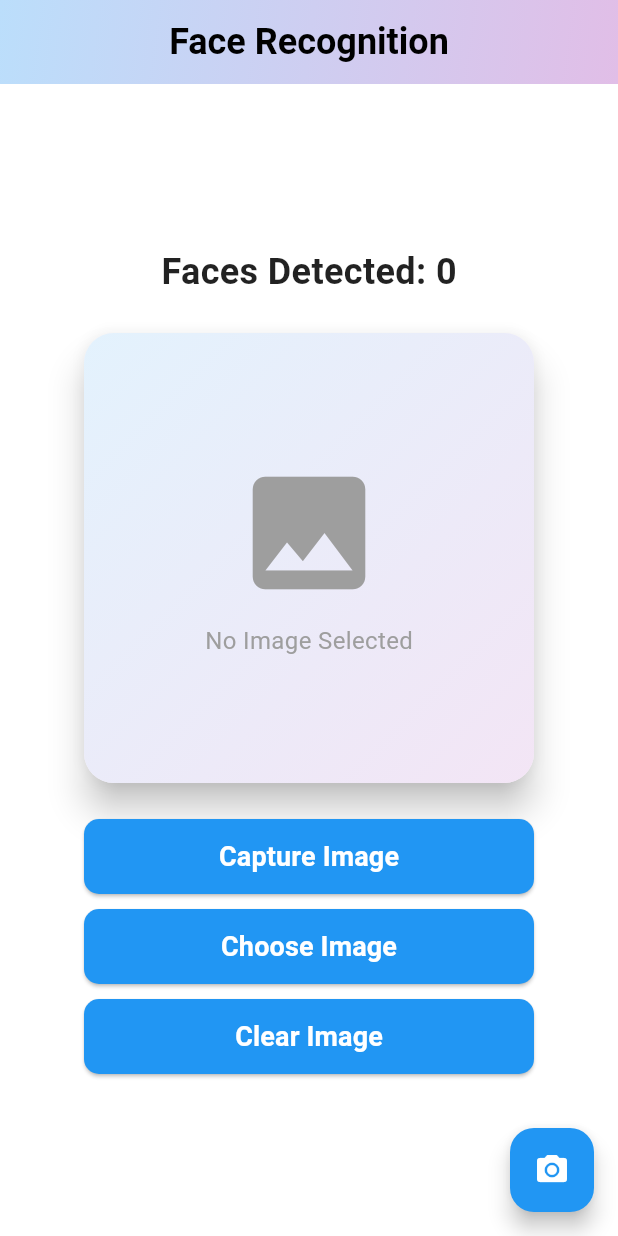
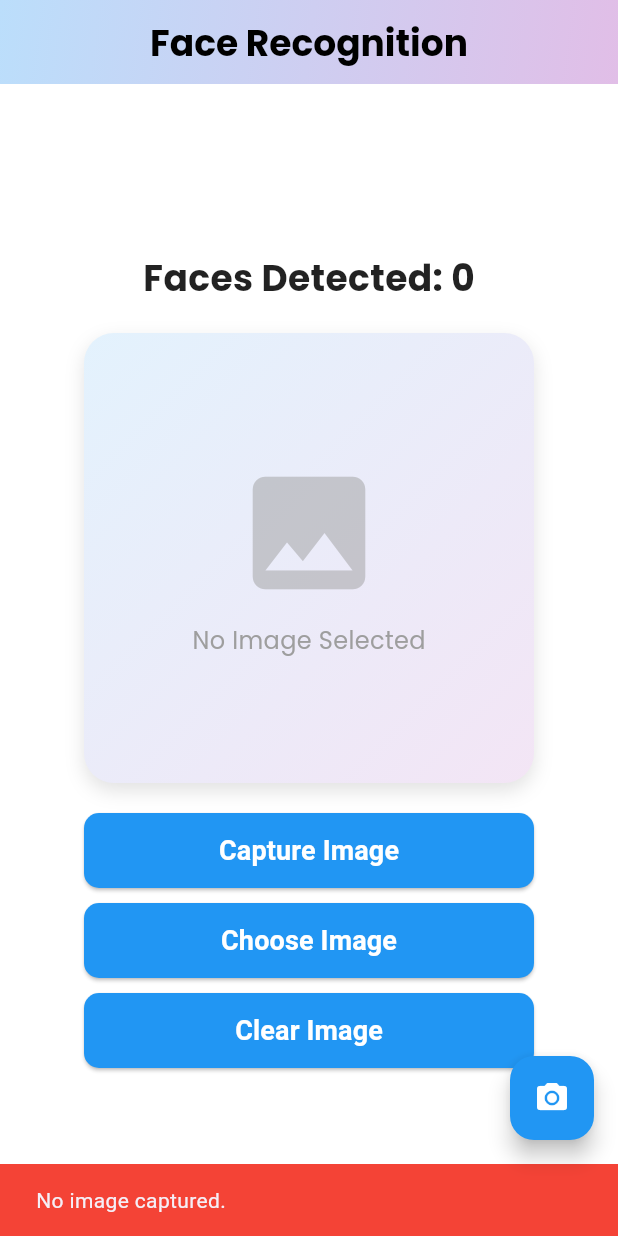
Before and after one commit to RensithUdara/face-detection-app, a Flutter app: the screen it shows after launch, after a tap on "Capture Image", on a phone screen of 412 x 824 dp. Run offline on Flutter 3.47's test engine with Material 3 defaults, Android fonts, the phone set to English and light mode, and no system bars; our stand-ins replace flutter_spinkit, google_fonts, image_picker; missing offline and left inert: google_mlkit_face_detection.

Commit message:
Add error handling and user feedback for image selection; enhance UI with Google Fonts and loading animations

```diff
--- a/lib/choose_or_capture.dart
+++ b/lib/choose_or_capture.dart
@@ -7,6 +7,8 @@ import 'package:flutter/material.dart';
 import 'package:google_mlkit_face_detection/google_mlkit_face_detection.dart';
 import 'package:image_picker/image_picker.dart';
 import 'dart:ui' as ui;
+import 'package:google_fonts/google_fonts.dart';
+import 'package:flutter_spinkit/flutter_spinkit.dart';
 
 class ChooseOrCapture extends StatefulWidget {
   const ChooseOrCapture({super.key});
@@ -30,6 +32,13 @@ class _ChooseOrCaptureState extends State<ChooseOrCapture> {
     if (image != null) {
       final File imageFile = File(image.path);
       await detectFaces(imageFile);
+    } else {
+      ScaffoldMessenger.of(context).showSnackBar(
+        const SnackBar(
+          content: Text('No image selected.'),
+          backgroundColor: Colors.red,
+        ),
+      );
     }
     setState(() {
       _isLoading = false;
@@ -37,6 +46,7 @@ class _ChooseOrCaptureState extends State<ChooseOrCapture> {
   }
 
   Future<void> detectFaces(File imageFile) async {
+    try {
       final faceDetectorModel = FaceDetectorModel();
       List<Face> faces = await faceDetectorModel.detectFaces(imageFile);
       setState(() {
@@ -44,6 +54,14 @@ class _ChooseOrCaptureState extends State<ChooseOrCapture> {
         _faces = faces;
       });
       await loadImage(imageFile);
+    } catch (e) {
+      ScaffoldMessenger.of(context).showSnackBar(
+        SnackBar(
+          content: Text('Error detecting faces: $e'),
+          backgroundColor: Colors.red,
+        ),
+      );
+    }
   }
 
   Future<void> loadImage(File file) async {
@@ -63,6 +81,13 @@ class _ChooseOrCaptureState extends State<ChooseOrCapture> {
     if (photo != null) {
       final File imageFile = File(photo.path);
       await detectFaces(imageFile);
+    } else {
+      ScaffoldMessenger.of(context).showSnackBar(
+        const SnackBar(
+          content: Text('No image captured.'),
+          backgroundColor: Colors.red,
+        ),
+      );
     }
     setState(() {
       _isLoading = false;
@@ -82,16 +107,16 @@ class _ChooseOrCaptureState extends State<ChooseOrCapture> {
     return Scaffold(
       backgroundColor: Colors.white,
       appBar: AppBar(
-        title: const Text(
+        title: Text(
           'Face Recognition',
-          style: TextStyle(
+          style: GoogleFonts.poppins(
             color: Colors.black,
             fontWeight: FontWeight.bold,
             fontSize: 24,
           ),
         ),
         backgroundColor: Colors.white,
-        elevation: 10,
+        elevation: 0,
         centerTitle: true,
         flexibleSpace: Container(
           decoration: BoxDecoration(
@@ -111,19 +136,15 @@ class _ChooseOrCaptureState extends State<ChooseOrCapture> {
             children: [
               Text(
                 'Faces Detected: ${_faces.length}',
-                style: const TextStyle(
+                style: GoogleFonts.poppins(
                   fontSize: 24,
                   fontWeight: FontWeight.bold,
                   color: Colors.black87,
                 ),
               ),
               const SizedBox(height: 20),
-              Card(
-                elevation: 10,
-                shape: RoundedRectangleBorder(
-                  borderRadius: BorderRadius.circular(20),
-                ),
-                child: Container(
+              AnimatedContainer(
+                duration: const Duration(milliseconds: 300),
                 width: 300,
                 height: 300,
                 decoration: BoxDecoration(
@@ -133,6 +154,13 @@ class _ChooseOrCaptureState extends State<ChooseOrCapture> {
                     begin: Alignment.topLeft,
                     end: Alignment.bottomRight,
                   ),
+                  boxShadow: [
+                    BoxShadow(
+                      color: Colors.grey.withOpacity(0.3),
+                      blurRadius: 10,
+                      offset: const Offset(0, 5),
+                    ),
+                  ],
                 ),
                 child: _image != null
                     ? ClipRRect(
@@ -143,19 +171,19 @@ class _ChooseOrCaptureState extends State<ChooseOrCapture> {
                               : null,
                         ),
                       )
-                      : const Center(
+                    : Center(
                         child: Column(
                           mainAxisAlignment: MainAxisAlignment.center,
                           children: [
                             Icon(
                               Icons.image,
                               size: 100,
-                                color: Colors.grey,
+                              color: Colors.grey.withOpacity(0.5),
                             ),
-                              SizedBox(height: 10),
+                            const SizedBox(height: 10),
                             Text(
                               'No Image Selected',
-                                style: TextStyle(
+                              style: GoogleFonts.poppins(
                                 fontSize: 16,
                                 color: Colors.grey,
                               ),
@@ -164,17 +192,17 @@ class _ChooseOrCaptureState extends State<ChooseOrCapture> {
                         ),
                       ),
               ),
-              ),
               const SizedBox(height: 20),
               _isLoading
-                  ? const CircularProgressIndicator(
-                      valueColor: AlwaysStoppedAnimation<Color>(Colors.blue),
+                  ? SpinKitFadingCircle(
+                      color: Colors.blue,
+                      size: 50.0,
                     )
                   : Column(
                       children: [
                         CustomElevatedButton(
                           text: 'Capture Image',
-                          onPressed: captureImage,
+                          onPressed: _isLoading ? null : captureImage,
                           icon: Icons.camera_alt,
                           backgroundColor: Colors.blue,
                           textColor: Colors.white,
@@ -182,7 +210,7 @@ class _ChooseOrCaptureState extends State<ChooseOrCapture> {
                         const SizedBox(height: 10),
                         CustomElevatedButton(
                           text: 'Choose Image',
-                          onPressed: chooseImage,
+                          onPressed: _isLoading ? null : chooseImage,
                           icon: Icons.photo_library,
                           backgroundColor: Colors.purple,
                           textColor: Colors.white,
@@ -190,7 +218,7 @@ class _ChooseOrCaptureState extends State<ChooseOrCapture> {
                         const SizedBox(height: 10),
                         CustomElevatedButton(
                           text: 'Clear Image',
-                          onPressed: clearImage,
+                          onPressed: _isLoading ? null : clearImage,
                           icon: Icons.delete,
                           backgroundColor: Colors.red,
                           textColor: Colors.white,
@@ -201,10 +229,13 @@ class _ChooseOrCaptureState extends State<ChooseOrCapture> {
           ),
         ),
       ),
-      floatingActionButton: FloatingActionButton(
-        onPressed: captureImage,
+      floatingActionButton: ScaleTransition(
+        scale: AlwaysStoppedAnimation(_isLoading ? 0.9 : 1.0),
+        child: FloatingActionButton(
+          onPressed: _isLoading ? null : captureImage,
           backgroundColor: Colors.blue,
           child: const Icon(Icons.camera_alt, color: Colors.white),
+        ),
       ),
     );
   }
```
Lines whose indentation alone changed are shown as unchanged.
